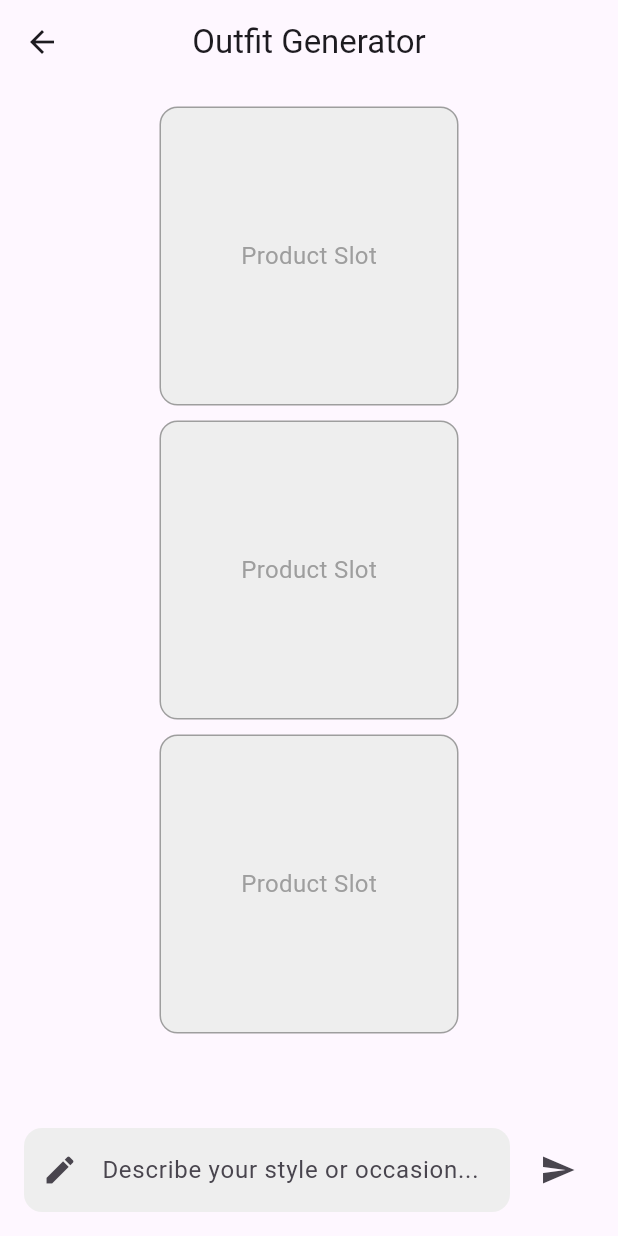
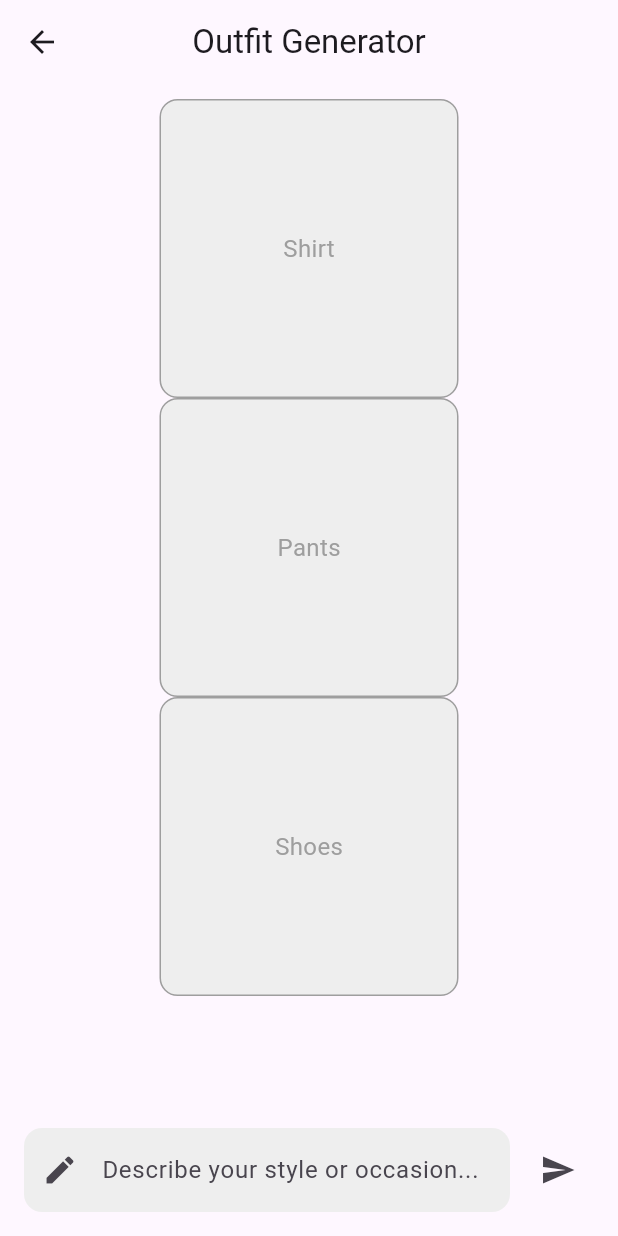
Before and after one commit to karimfady/Software-Engineering-Project, a Flutter app: the OutfitGeneratorPage screen opened directly, on a phone screen of 412 x 824 dp. Run offline on Flutter 3.47's test engine with Material 3 defaults, Android fonts, the phone set to English and light mode, and no system bars; our stand-ins replace image_picker, supabase_flutter; accounts and stored records are empty.

Commit message:
Updated the generator to display the products
Not clickable

```diff
--- a/outfitlyapp/lib/outfit_generator.dart
+++ b/outfitlyapp/lib/outfit_generator.dart
@@ -22,6 +22,10 @@ class OutfitGeneratorPage extends StatefulWidget {
 
 class _OutfitGeneratorPageState extends State<OutfitGeneratorPage> {
   final TextEditingController _controller = TextEditingController();
+  Product? shirtProduct;
+  Product? pantsProduct;
+  Product? shoesProduct;
+  double boxSize = 0; // Add this line to declare boxSize as a class property
 
   @override
   void dispose() {
@@ -29,12 +33,50 @@ class _OutfitGeneratorPageState extends State<OutfitGeneratorPage> {
     super.dispose();
   }
 
+  Widget buildProductSlot(Product? product, String label) {
+    return Container(
+      width: boxSize,
+      height: boxSize,
+      decoration: BoxDecoration(
+        color: Colors.grey[200],
+        borderRadius: BorderRadius.circular(12),
+        border: Border.all(color: Colors.grey),
+      ),
+      child:
+          product != null
+              ? Column(
+                mainAxisAlignment: MainAxisAlignment.center,
+                children: [
+                  Expanded(
+                    child: Image.network(product.picture, fit: BoxFit.contain),
+                  ),
+                  Padding(
+                    padding: const EdgeInsets.all(8.0),
+                    child: Text(
+                      product.productName,
+                      style: TextStyle(fontSize: 12),
+                      textAlign: TextAlign.center,
+                      maxLines: 2,
+                      overflow: TextOverflow.ellipsis,
+                    ),
+                  ),
+                ],
+              )
+              : Center(
+                child: Text(
+                  label,
+                  style: TextStyle(fontSize: 16, color: Colors.grey),
+                ),
+              ),
+    );
+  }
+
   @override
   Widget build(BuildContext context) {
     final screenHeight = MediaQuery.of(context).size.height;
     final reservedHeight = 186;
     final availableHeight = screenHeight - reservedHeight;
-    final boxSize = (availableHeight - 40) / 3;
+    boxSize = (availableHeight - 40) / 3;
 
     return Scaffold(
       appBar: AppBar(title: const Text('Outfit Generator'), centerTitle: true),
@@ -43,28 +85,11 @@ class _OutfitGeneratorPageState extends State<OutfitGeneratorPage> {
           const SizedBox(height: 10),
           Column(
             mainAxisAlignment: MainAxisAlignment.spaceEvenly,
-            children: List.generate(3, (index) {
-              return Padding(
-                padding: const EdgeInsets.symmetric(vertical: 5),
-                child: Center(
-                  child: Container(
-                    width: boxSize,
-                    height: boxSize,
-                    decoration: BoxDecoration(
-                      color: Colors.grey[200],
-                      borderRadius: BorderRadius.circular(12),
-                      border: Border.all(color: Colors.grey),
-                    ),
-                    child: const Center(
-                      child: Text(
-                        'Product Slot',
-                        style: TextStyle(fontSize: 16, color: Colors.grey),
-                      ),
-                    ),
-                  ),
-                ),
-              );
-            }),
+            children: [
+              buildProductSlot(shirtProduct, 'Shirt'),
+              buildProductSlot(pantsProduct, 'Pants'),
+              buildProductSlot(shoesProduct, 'Shoes'),
+            ],
           ),
           const Spacer(),
           Padding(
@@ -158,18 +183,17 @@ User input: "$lowerinput"
             if (product != null) {
               print('Product matched: ${product.productName}');
 
-              if (product.typeOfClothing.toLowerCase() == 'shirt') {
-                //put the product in slot number 1
-                // mostafa work here
-              } else if (product.typeOfClothing.toLowerCase() == 'pants') {
-                //put the product in slot number 2
-                // mostafa work here
-              } else if (product.typeOfClothing.toLowerCase() == 'shoes') {
-                //put the product in slot number 3
-                // mostafa work here
-              } else {
-                print("this is a mechalenious product");
-              }
+              setState(() {
+                if (product.typeOfClothing.toLowerCase() == 'shirt') {
+                  shirtProduct = product;
+                } else if (product.typeOfClothing.toLowerCase() == 'pants') {
+                  pantsProduct = product;
+                } else if (product.typeOfClothing.toLowerCase() == 'shoes') {
+                  shoesProduct = product;
+                } else {
+                  print("this is a miscellaneous product");
+                }
+              });
             } else {
               print('No product matched.');
             }
```
